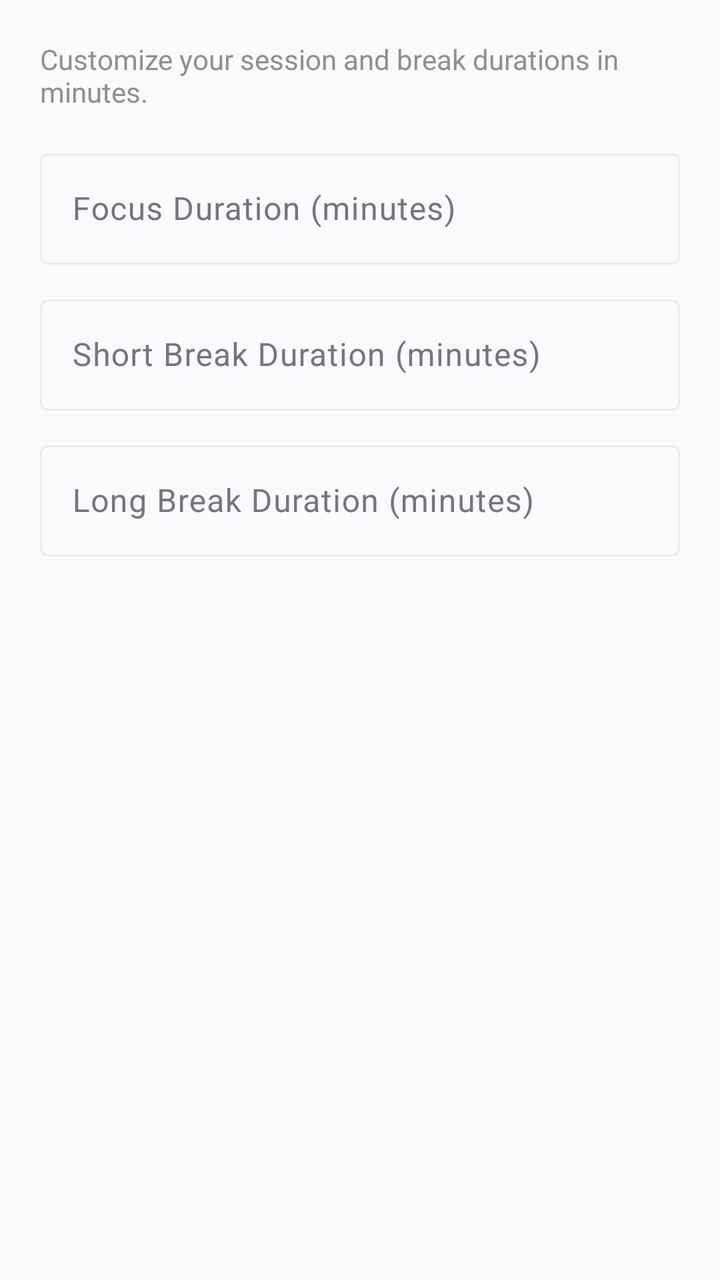
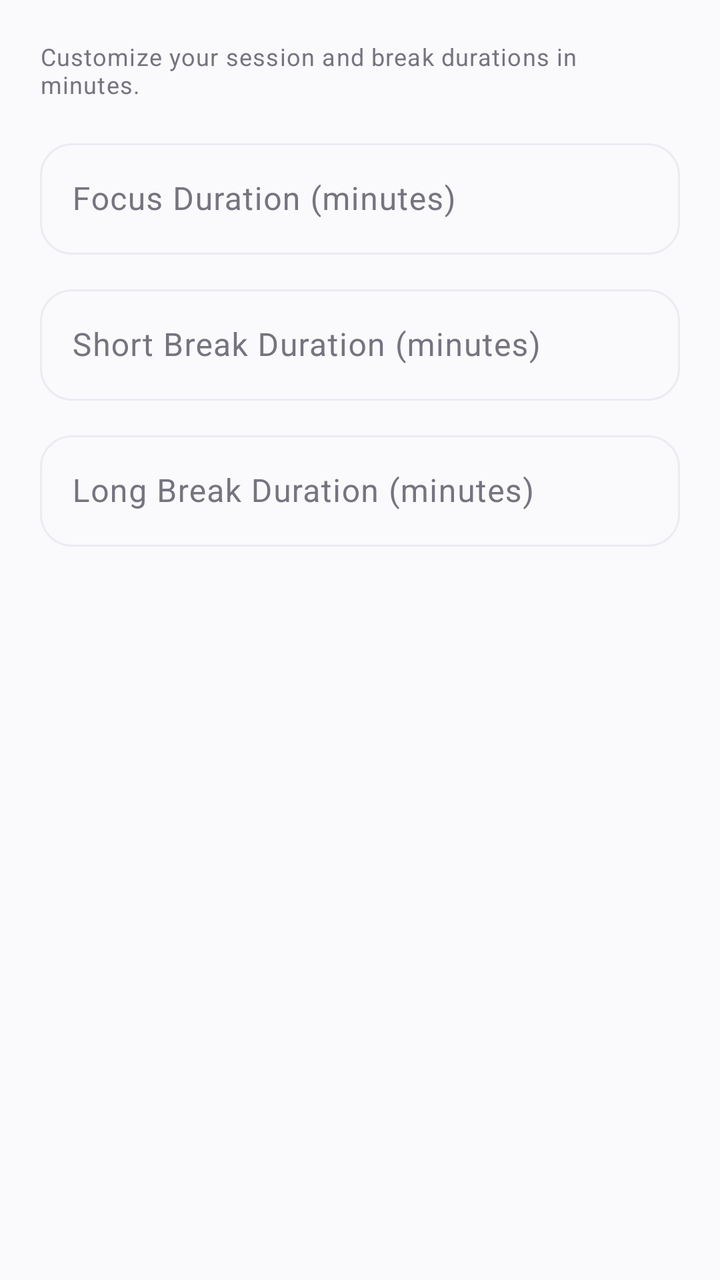

An Android layout rendered at two revisions. The XML below is the earlier revision; the diff shows what the commit changed to produce the second picture.
<!-- AndroidManifest.xml: application theme Theme.LorenzFlow -->
<!-- res/layout/dialog_edit_durations.xml -->
<?xml version="1.0" encoding="utf-8"?>
<LinearLayout
    xmlns:android="http://schemas.android.com/apk/res/android"
    xmlns:app="http://schemas.android.com/apk/res-auto"
    android:layout_width="match_parent"
    android:layout_height="wrap_content"
    android:orientation="vertical"
    android:padding="20dp">

    <TextView
        android:layout_width="wrap_content"
        android:layout_height="wrap_content"
        android:text="Customize your session and break durations in minutes."
        android:textSize="14sp"
        android:textColor="@color/ios_secondary_label"
        android:layout_marginBottom="16dp"
        android:fontFamily="sans-serif"/>

    
    <com.google.android.material.textfield.TextInputLayout
        android:id="@+id/layout_focus_mins"
        style="@style/Widget.Material3.TextInputLayout.OutlinedBox"
        android:layout_width="match_parent"
        android:layout_height="wrap_content"
        android:layout_marginBottom="12dp"
        android:hint="Focus Duration (minutes)">

        <com.google.android.material.textfield.TextInputEditText
            android:id="@+id/edit_focus_mins"
            android:layout_width="match_parent"
            android:layout_height="wrap_content"
            android:inputType="number"
            android:fontFamily="sans-serif"/>

    </com.google.android.material.textfield.TextInputLayout>

    
    <com.google.android.material.textfield.TextInputLayout
        android:id="@+id/layout_short_mins"
        style="@style/Widget.Material3.TextInputLayout.OutlinedBox"
        android:layout_width="match_parent"
        android:layout_height="wrap_content"
        android:layout_marginBottom="12dp"
        android:hint="Short Break Duration (minutes)">

        <com.google.android.material.textfield.TextInputEditText
            android:id="@+id/edit_short_mins"
            android:layout_width="match_parent"
            android:layout_height="wrap_content"
            android:inputType="number"
            android:fontFamily="sans-serif"/>

    </com.google.android.material.textfield.TextInputLayout>

    
    <com.google.android.material.textfield.TextInputLayout
        android:id="@+id/layout_long_mins"
        style="@style/Widget.Material3.TextInputLayout.OutlinedBox"
        android:layout_width="match_parent"
        android:layout_height="wrap_content"
        android:hint="Long Break Duration (minutes)">

        <com.google.android.material.textfield.TextInputEditText
            android:id="@+id/edit_long_mins"
            android:layout_width="match_parent"
            android:layout_height="wrap_content"
            android:inputType="number"
            android:fontFamily="sans-serif"/>

    </com.google.android.material.textfield.TextInputLayout>

</LinearLayout>
<!-- resources referenced by this layout -->
<resources>
  <color name="ios_secondary_label">#8E8E93</color>
  <style name="Theme.LorenzFlow" parent="Theme.Material3.Light.NoActionBar">
          <item name="colorPrimary">@color/lf_accent</item>
          <item name="colorOnPrimary">@color/lf_on_accent</item>
          <item name="colorPrimaryContainer">@color/lf_accent_soft</item>
          <item name="colorOnPrimaryContainer">@color/lf_text_primary</item>
          <item name="colorSecondary">@color/lf_accent</item>
          <item name="colorOnSecondary">@color/lf_on_accent</item>
          <item name="colorSecondaryContainer">@color/lf_accent_soft</item>
          <item name="colorOnSecondaryContainer">@color/lf_text_primary</item>
          <item name="colorTertiary">@color/md_theme_light_tertiary</item>
          <item name="colorOnTertiary">@color/md_theme_light_onTertiary</item>
          <item name="colorTertiaryContainer">@color/md_theme_light_tertiaryContainer</item>
          <item name="colorOnTertiaryContainer">@color/md_theme_light_onTertiaryContainer</item>
          <item name="colorError">@color/md_theme_light_error</item>
          <item name="colorOnError">@color/md_theme_light_onError</item>
          <item name="colorErrorContainer">@color/md_theme_light_errorContainer</item>
          <item name="colorOnErrorContainer">@color/md_theme_light_onErrorContainer</item>
          <item name="android:colorBackground">@color/lf_background</item>
          
          <item name="android:windowBackground">@color/lf_background</item>
          <item name="colorOnBackground">@color/lf_text_primary</item>
          <item name="colorSurface">@color/lf_surface</item>
          <item name="colorOnSurface">@color/lf_text_primary</item>
          <item name="colorSurfaceVariant">@color/lf_surface_variant</item>
          <item name="colorOnSurfaceVariant">@color/lf_text_secondary</item>
          <item name="colorOutline">@color/lf_hairline</item>
          <item name="colorOutlineVariant">@color/lf_hairline</item>
          <item name="colorSurfaceInverse">@color/md_theme_light_inverseSurface</item>
          <item name="colorOnSurfaceInverse">@color/md_theme_light_inverseOnSurface</item>
  
          
          <item name="shapeAppearanceSmallComponent">@style/ShapeAppearance.LF.Pill</item>
          <item name="shapeAppearanceMediumComponent">@style/ShapeAppearance.LF.Corner24</item>
          <item name="shapeAppearanceLargeComponent">@style/ShapeAppearance.LF.Corner24</item>
  
          
          <item name="android:statusBarColor">@android:color/transparent</item>
          <item name="android:navigationBarColor">@color/md_theme_light_surface</item>
          <item name="android:windowLightStatusBar">true</item>
      </style>
  <color name="lf_accent">#5B67E8</color>
  <color name="lf_on_accent">#FFFFFF</color>
  <color name="lf_accent_soft">#E9EBFC</color>
  <color name="lf_text_primary">#20202B</color>
  <color name="md_theme_light_tertiary">#FF9500</color>
  <color name="md_theme_light_onTertiary">#FFFFFF</color>
  <color name="md_theme_light_tertiaryContainer">#FFDDB3</color>
  <color name="md_theme_light_onTertiaryContainer">#2A1800</color>
  <color name="md_theme_light_error">#FF3B30</color>
  <color name="md_theme_light_onError">#FFFFFF</color>
  <color name="md_theme_light_errorContainer">#FFDAD6</color>
  <color name="md_theme_light_onErrorContainer">#410002</color>
  <color name="lf_background">#FAFAFC</color>
  <color name="lf_surface">#FFFFFF</color>
  <color name="lf_surface_variant">#F3F2F8</color>
  <color name="lf_text_secondary">#75747F</color>
  <color name="lf_hairline">#ECEBF2</color>
  <color name="md_theme_light_inverseSurface">#2C2C2E</color>
  <color name="md_theme_light_inverseOnSurface">#F2F2F7</color>
  <style name="ShapeAppearance.LF.Pill" parent="ShapeAppearance.Material3.SmallComponent">
          <item name="cornerFamily">rounded</item>
          <item name="cornerSize">50%</item>
      </style>
  <color name="md_theme_light_surface">#FFFFFF</color>
  <!-- unchanged entries left out for length: 1 -->
</resources>

<!-- the commit's change to res/layout/dialog_edit_durations.xml (unified diff, before → after) -->
@@ -10,11 +10,9 @@
     <TextView
         android:layout_width="wrap_content"
         android:layout_height="wrap_content"
-        android:text="Customize your session and break durations in minutes."
-        android:textSize="14sp"
-        android:textColor="@color/ios_secondary_label"
-        android:layout_marginBottom="16dp"
-        android:fontFamily="sans-serif"/>
+        android:text="@string/durations_intro"
+        android:textAppearance="@style/TextAppearance.LF.Caption"
+        android:layout_marginBottom="16dp"/>
 
     
     <com.google.android.material.textfield.TextInputLayout
@@ -23,13 +21,19 @@
         android:layout_width="match_parent"
         android:layout_height="wrap_content"
         android:layout_marginBottom="12dp"
-        android:hint="Focus Duration (minutes)">
+        android:textColorHint="@color/lf_text_secondary"
+        android:hint="@string/durations_hint_focus"
+        app:boxCornerRadiusTopStart="16dp"
+        app:boxCornerRadiusTopEnd="16dp"
+        app:boxCornerRadiusBottomStart="16dp"
+        app:boxCornerRadiusBottomEnd="16dp">
 
         <com.google.android.material.textfield.TextInputEditText
             android:id="@+id/edit_focus_mins"
             android:layout_width="match_parent"
             android:layout_height="wrap_content"
             android:inputType="number"
+            android:textColor="@color/lf_text_primary"
             android:fontFamily="sans-serif"/>
 
     </com.google.android.material.textfield.TextInputLayout>
@@ -41,13 +45,19 @@
         android:layout_width="match_parent"
         android:layout_height="wrap_content"
         android:layout_marginBottom="12dp"
-        android:hint="Short Break Duration (minutes)">
+        android:textColorHint="@color/lf_text_secondary"
+        android:hint="@string/durations_hint_short"
+        app:boxCornerRadiusTopStart="16dp"
+        app:boxCornerRadiusTopEnd="16dp"
+        app:boxCornerRadiusBottomStart="16dp"
+        app:boxCornerRadiusBottomEnd="16dp">
 
         <com.google.android.material.textfield.TextInputEditText
             android:id="@+id/edit_short_mins"
             android:layout_width="match_parent"
             android:layout_height="wrap_content"
             android:inputType="number"
+            android:textColor="@color/lf_text_primary"
             android:fontFamily="sans-serif"/>
 
     </com.google.android.material.textfield.TextInputLayout>
@@ -58,13 +68,19 @@
         style="@style/Widget.Material3.TextInputLayout.OutlinedBox"
         android:layout_width="match_parent"
         android:layout_height="wrap_content"
-        android:hint="Long Break Duration (minutes)">
+        android:textColorHint="@color/lf_text_secondary"
+        android:hint="@string/durations_hint_long"
+        app:boxCornerRadiusTopStart="16dp"
+        app:boxCornerRadiusTopEnd="16dp"
+        app:boxCornerRadiusBottomStart="16dp"
+        app:boxCornerRadiusBottomEnd="16dp">
 
         <com.google.android.material.textfield.TextInputEditText
             android:id="@+id/edit_long_mins"
             android:layout_width="match_parent"
             android:layout_height="wrap_content"
             android:inputType="number"
+            android:textColor="@color/lf_text_primary"
             android:fontFamily="sans-serif"/>
 
     </com.google.android.material.textfield.TextInputLayout>
<!-- resource entries referenced after the edit -->
@@ -1,6 +1,5 @@
 <!-- resources referenced by this layout -->
 <resources>
-  <color name="ios_secondary_label">#8E8E93</color>
   <style name="Theme.LorenzFlow" parent="Theme.Material3.Light.NoActionBar">
           <item name="colorPrimary">@color/lf_accent</item>
           <item name="colorOnPrimary">@color/lf_on_accent</item>
@@ -10,14 +9,14 @@
           <item name="colorOnSecondary">@color/lf_on_accent</item>
           <item name="colorSecondaryContainer">@color/lf_accent_soft</item>
           <item name="colorOnSecondaryContainer">@color/lf_text_primary</item>
-          <item name="colorTertiary">@color/md_theme_light_tertiary</item>
-          <item name="colorOnTertiary">@color/md_theme_light_onTertiary</item>
-          <item name="colorTertiaryContainer">@color/md_theme_light_tertiaryContainer</item>
-          <item name="colorOnTertiaryContainer">@color/md_theme_light_onTertiaryContainer</item>
-          <item name="colorError">@color/md_theme_light_error</item>
-          <item name="colorOnError">@color/md_theme_light_onError</item>
-          <item name="colorErrorContainer">@color/md_theme_light_errorContainer</item>
-          <item name="colorOnErrorContainer">@color/md_theme_light_onErrorContainer</item>
+          <item name="colorTertiary">#FF9500</item>
+          <item name="colorOnTertiary">#FFFFFF</item>
+          <item name="colorTertiaryContainer">#FFDDB3</item>
+          <item name="colorOnTertiaryContainer">#2A1800</item>
+          <item name="colorError">#FF3B30</item>
+          <item name="colorOnError">#FFFFFF</item>
+          <item name="colorErrorContainer">#FFDAD6</item>
+          <item name="colorOnErrorContainer">#410002</item>
           <item name="android:colorBackground">@color/lf_background</item>
           
           <item name="android:windowBackground">@color/lf_background</item>
@@ -28,8 +27,8 @@
           <item name="colorOnSurfaceVariant">@color/lf_text_secondary</item>
           <item name="colorOutline">@color/lf_hairline</item>
           <item name="colorOutlineVariant">@color/lf_hairline</item>
-          <item name="colorSurfaceInverse">@color/md_theme_light_inverseSurface</item>
-          <item name="colorOnSurfaceInverse">@color/md_theme_light_inverseOnSurface</item>
+          <item name="colorSurfaceInverse">#2C2C2E</item>
+          <item name="colorOnSurfaceInverse">#F2F2F7</item>
   
           
           <item name="shapeAppearanceSmallComponent">@style/ShapeAppearance.LF.Pill</item>
@@ -38,33 +37,31 @@
   
           
           <item name="android:statusBarColor">@android:color/transparent</item>
-          <item name="android:navigationBarColor">@color/md_theme_light_surface</item>
+          <item name="android:navigationBarColor">@color/lf_surface</item>
           <item name="android:windowLightStatusBar">true</item>
       </style>
   <color name="lf_accent">#5B67E8</color>
   <color name="lf_on_accent">#FFFFFF</color>
   <color name="lf_accent_soft">#E9EBFC</color>
   <color name="lf_text_primary">#20202B</color>
-  <color name="md_theme_light_tertiary">#FF9500</color>
-  <color name="md_theme_light_onTertiary">#FFFFFF</color>
-  <color name="md_theme_light_tertiaryContainer">#FFDDB3</color>
-  <color name="md_theme_light_onTertiaryContainer">#2A1800</color>
-  <color name="md_theme_light_error">#FF3B30</color>
-  <color name="md_theme_light_onError">#FFFFFF</color>
-  <color name="md_theme_light_errorContainer">#FFDAD6</color>
-  <color name="md_theme_light_onErrorContainer">#410002</color>
   <color name="lf_background">#FAFAFC</color>
   <color name="lf_surface">#FFFFFF</color>
   <color name="lf_surface_variant">#F3F2F8</color>
   <color name="lf_text_secondary">#75747F</color>
+  <string name="durations_hint_focus">Focus Duration (minutes)</string>
+  <string name="durations_hint_long">Long Break Duration (minutes)</string>
+  <string name="durations_hint_short">Short Break Duration (minutes)</string>
+  <string name="durations_intro">Customize your session and break durations in minutes.</string>
+  <style name="TextAppearance.LF.Caption" parent="TextAppearance.Material3.BodySmall">
+          <item name="android:textSize">12sp</item>
+          <item name="android:textColor">@color/lf_text_secondary</item>
+          <item name="android:fontFamily">sans-serif</item>
+      </style>
   <color name="lf_hairline">#ECEBF2</color>
-  <color name="md_theme_light_inverseSurface">#2C2C2E</color>
-  <color name="md_theme_light_inverseOnSurface">#F2F2F7</color>
   <style name="ShapeAppearance.LF.Pill" parent="ShapeAppearance.Material3.SmallComponent">
           <item name="cornerFamily">rounded</item>
           <item name="cornerSize">50%</item>
       </style>
-  <color name="md_theme_light_surface">#FFFFFF</color>
   <!-- unchanged entries left out for length: 1 -->
 </resources>
 
